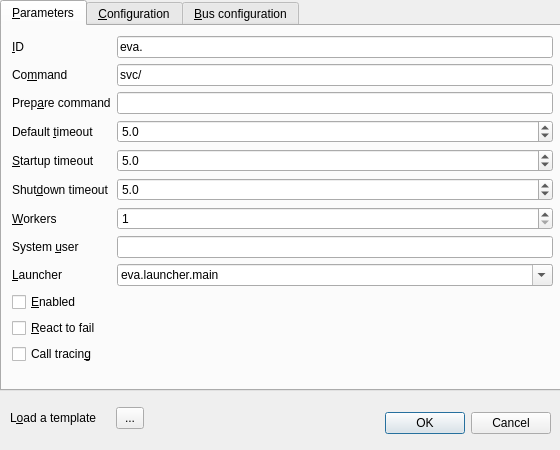
First picture: the form in ui/svc_edit.ui, repository eva-ics/ecmui, before the edit.
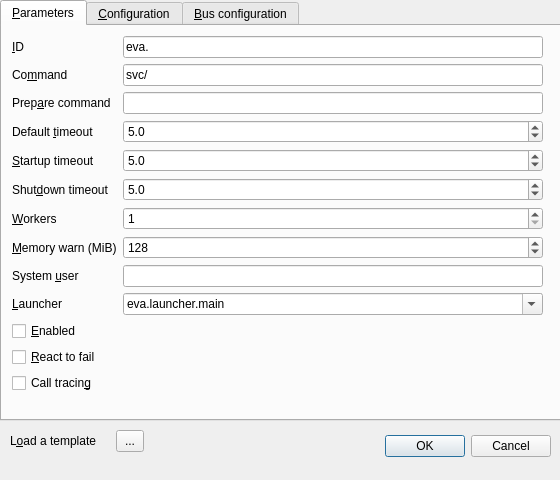
Second picture: the form after the edit. Icons and pictures are not drawn.

Commit message: mem_warn

```diff
--- a/ui/svc_edit.ui
+++ b/ui/svc_edit.ui
@@ -10,19 +10,19 @@
     <x>0</x>
     <y>0</y>
     <width>560</width>
-    <height>450</height>
+    <height>480</height>
    </rect>
   </property>
   <property name="minimumSize">
    <size>
     <width>560</width>
-    <height>450</height>
+    <height>480</height>
    </size>
   </property>
   <property name="maximumSize">
    <size>
     <width>560</width>
-    <height>450</height>
+    <height>480</height>
    </size>
   </property>
   <property name="windowTitle">
@@ -36,7 +36,7 @@
    <property name="geometry">
     <rect>
      <x>210</x>
-     <y>407</y>
+     <y>430</y>
      <width>341</width>
      <height>32</height>
     </rect>
@@ -54,7 +54,7 @@
      <x>0</x>
      <y>0</y>
      <width>561</width>
-     <height>391</height>
+     <height>421</height>
     </rect>
    </property>
    <property name="currentIndex">
@@ -72,8 +72,8 @@
       <rect>
        <x>10</x>
        <y>10</y>
-       <width>541</width>
-       <height>342</height>
+       <width>531</width>
+       <height>391</height>
       </rect>
      </property>
      <layout class="QFormLayout" name="formLayout">
@@ -167,7 +167,7 @@
         </property>
        </widget>
       </item>
-      <item row="7" column="0">
+      <item row="8" column="0">
        <widget class="QLabel" name="label_6">
         <property name="text">
          <string>System &amp;user</string>
@@ -177,10 +177,10 @@
         </property>
        </widget>
       </item>
-      <item row="7" column="1">
-       <widget class="QLineEdit" name="i_user"/>
-      </item>
       <item row="8" column="1">
+       <widget class="QLineEdit" name="i_user"/>
+      </item>
+      <item row="9" column="1">
        <widget class="QComboBox" name="i_launcher">
         <property name="editable">
          <bool>true</bool>
@@ -192,7 +192,7 @@
         </item>
        </widget>
       </item>
-      <item row="8" column="0">
+      <item row="9" column="0">
        <widget class="QLabel" name="label_7">
         <property name="text">
          <string>&amp;Launcher</string>
@@ -202,7 +202,7 @@
         </property>
        </widget>
       </item>
-      <item row="10" column="0">
+      <item row="11" column="0">
        <widget class="QCheckBox" name="i_react_to_fail">
         <property name="text">
          <string>&amp;React to fail</string>
@@ -261,20 +261,46 @@
         </property>
        </widget>
       </item>
-      <item row="9" column="0">
+      <item row="10" column="0">
        <widget class="QCheckBox" name="i_enabled">
         <property name="text">
          <string>&amp;Enabled</string>
         </property>
        </widget>
       </item>
-      <item row="11" column="0">
+      <item row="12" column="0">
        <widget class="QCheckBox" name="i_call_tracing">
         <property name="text">
          <string>Call tracin&amp;g</string>
         </property>
        </widget>
       </item>
+      <item row="7" column="0">
+       <widget class="QLabel" name="label_17">
+        <property name="text">
+         <string>&amp;Memory warn (MiB)</string>
+        </property>
+        <property name="buddy">
+         <cstring>i_mem_warn</cstring>
+        </property>
+       </widget>
+      </item>
+      <item row="7" column="1">
+       <widget class="QSpinBox" name="i_mem_warn">
+        <property name="minimum">
+         <number>1</number>
+        </property>
+        <property name="maximum">
+         <number>999999999</number>
+        </property>
+        <property name="singleStep">
+         <number>10</number>
+        </property>
+        <property name="value">
+         <number>128</number>
+        </property>
+       </widget>
+      </item>
      </layout>
     </widget>
    </widget>
@@ -481,7 +507,7 @@
    <property name="geometry">
     <rect>
      <x>116</x>
-     <y>407</y>
+     <y>430</y>
      <width>28</width>
      <height>22</height>
     </rect>
@@ -494,7 +520,7 @@
    <property name="geometry">
     <rect>
      <x>10</x>
-     <y>410</y>
+     <y>433</y>
      <width>101</width>
      <height>16</height>
     </rect>
```
Left out of the diff: 1 changed line with no effect on the pictures. The commit also changes 2 other files.
